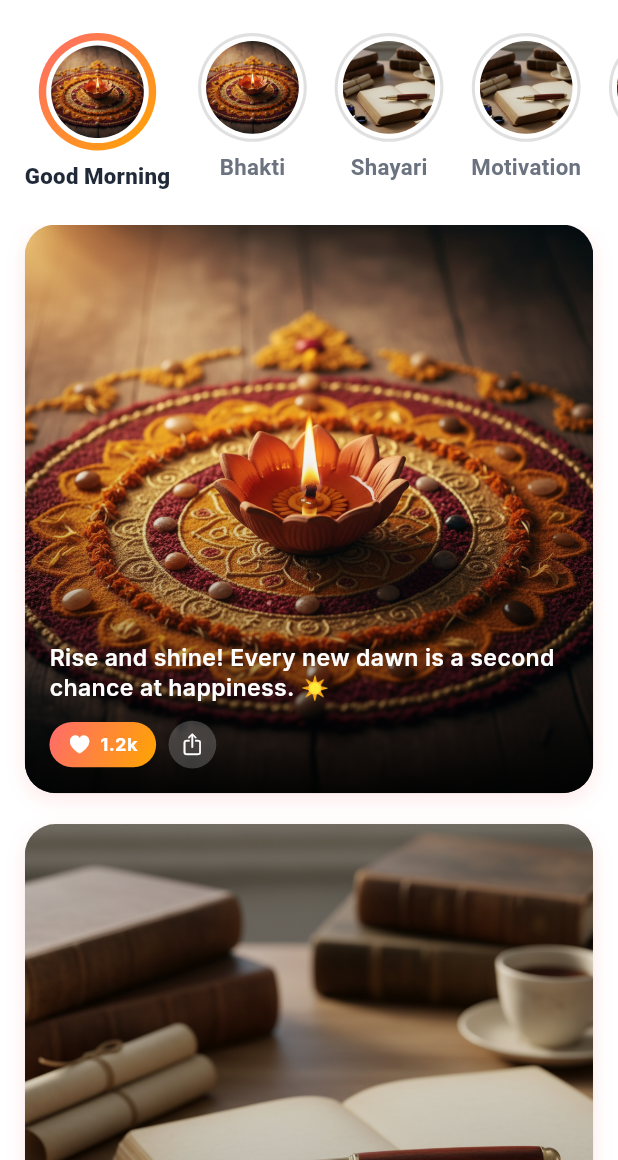
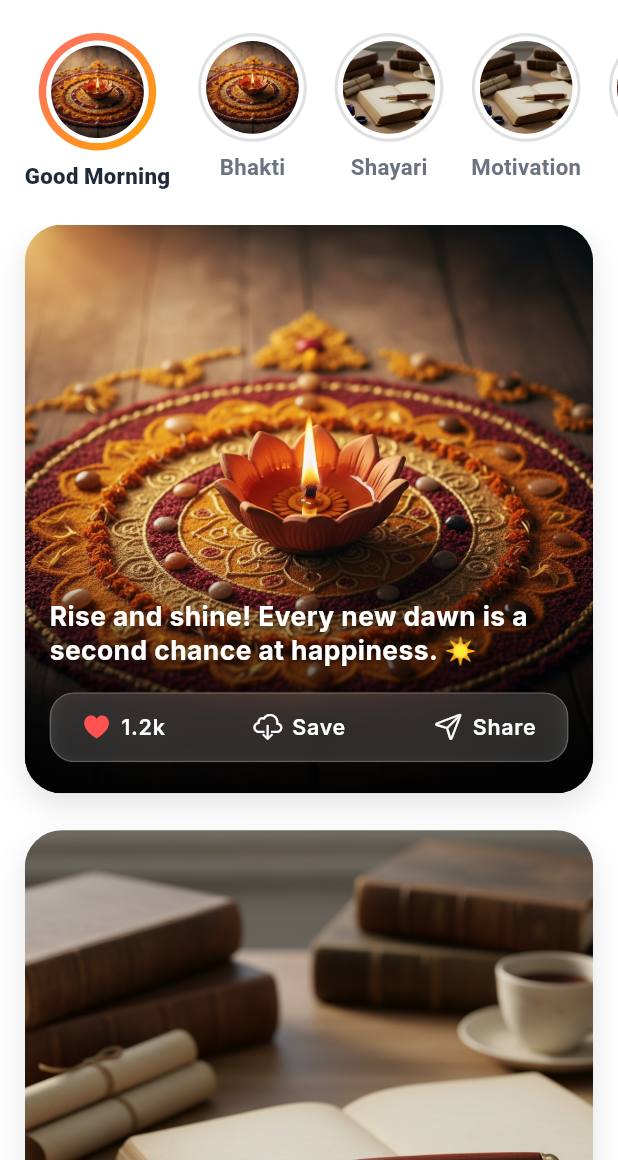
Before and after one commit to DikshikaD/StatusMaker, a Flutter app: the screen it shows after launch, on a phone screen of 412 x 824 dp, the part 76-1236 px from its top. Run offline on Flutter 3.47's test engine with Material 3 defaults, Android fonts, the phone set to English and light mode, and no system bars; our stand-ins replace google_fonts.

Commit message:
Refine `StatusCard` UI with glassmorphism effects and enhanced styling.
- **Visual Enhancements**:
    - Increased border radius and adjusted margins for a softer, more spacious card layout.
    - Updated shadows to a more subtle, deep black with increased blur.
    - Refined the background gradient overlay for better text legibility.
- **Typography**:
    - Increased font size and weight for the status content.
    - Added a subtle text shadow to improve contrast against variable backgrounds.
- **Action Bar**:
    - Replaced the simple action row with a glassmorphic footer using `BackdropFilter` (blur) and semi-transparent borders.
    - Refactored buttons into a modular `_buildActionButton` helper.
    - Added a "Save" action and updated icons to use `CupertinoIcons.cloud_download` and `CupertinoIcons.paperplane`.
    - Improved spacing and alignment within the action bar for a balanced look.

```diff
--- a/lib/widgets/status_card.dart
+++ b/lib/widgets/status_card.dart
@@ -1,5 +1,6 @@
 import 'package:flutter/material.dart';
 import 'package:flutter/cupertino.dart';
+import 'dart:ui';
 import '../data/models/status_model.dart';
 import '../core/utils/responsive_utils.dart';
 import '../core/constants/app_colors.dart';
@@ -12,22 +13,22 @@ class StatusCard extends StatelessWidget {
   @override
   Widget build(BuildContext context) {
     return Container(
-      margin: EdgeInsets.only(bottom: context.hp(2.5)),
+      margin: EdgeInsets.only(bottom: context.hp(3)),
       decoration: BoxDecoration(
-        borderRadius: BorderRadius.circular(context.wp(5)),
+        borderRadius: BorderRadius.circular(context.wp(6)),
         color: Colors.grey.shade200,
         boxShadow: [
           BoxShadow(
-            color: AppColors.primaryGradientStart.withOpacity(0.15),
-            blurRadius: 10,
-            offset: const Offset(0, 4),
+            color: Colors.black.withOpacity(0.1),
+            blurRadius: 15,
+            offset: const Offset(0, 8),
           ),
         ],
       ),
       child: ClipRRect(
-        borderRadius: BorderRadius.circular(context.wp(5)),
+        borderRadius: BorderRadius.circular(context.wp(6)),
         child: AspectRatio(
-          aspectRatio: 1, // Square card for a balanced ListView appearance
+          aspectRatio: 1,
           child: Stack(
             fit: StackFit.expand,
             children: [
@@ -43,10 +44,11 @@ class StatusCard extends StatelessWidget {
                       end: Alignment.bottomCenter,
                       colors: [
                         Colors.transparent,
-                        Colors.black.withOpacity(0.2),
-                        Colors.black.withOpacity(0.85),
+                        Colors.black.withOpacity(0.0),
+                        Colors.black.withOpacity(0.7),
+                        Colors.black.withOpacity(0.9),
                       ],
-                      stops: const [0.4, 0.75, 1.0],
+                      stops: const [0.4, 0.6, 0.85, 1.0],
                     ),
                   ),
                 ),
@@ -54,7 +56,7 @@ class StatusCard extends StatelessWidget {
               Positioned(
                 left: context.wp(4),
                 right: context.wp(4),
-                bottom: context.hp(2),
+                bottom: context.hp(2.5),
                 child: Column(
                   crossAxisAlignment: CrossAxisAlignment.start,
                   mainAxisSize: MainAxisSize.min,
@@ -65,38 +67,59 @@ class StatusCard extends StatelessWidget {
                       overflow: TextOverflow.ellipsis,
                       style: TextStyle(
                         color: Colors.white,
-                        fontSize: context.sp(14),
-                        fontWeight: FontWeight.w600,
+                        fontSize: context.sp(16),
+                        fontWeight: FontWeight.w700,
                         height: 1.3,
+                        letterSpacing: 0.3,
+                        shadows: [
+                          Shadow(
+                            color: Colors.black.withOpacity(0.4),
+                            offset: const Offset(0, 2),
+                            blurRadius: 4,
+                          ),
+                        ],
                       ),
                     ),
-                    SizedBox(height: context.hp(1.5)),
-                    Row(
-                      children: [
-                        Container(
-                          padding: EdgeInsets.symmetric(horizontal: context.wp(3), vertical: context.hp(0.8)),
+                    SizedBox(height: context.hp(2)),
+                    ClipRRect(
+                      borderRadius: BorderRadius.circular(context.wp(4)),
+                      child: BackdropFilter(
+                        filter: ImageFilter.blur(sigmaX: 12, sigmaY: 12),
+                        child: Container(
+                          padding: EdgeInsets.symmetric(horizontal: context.wp(5), vertical: context.hp(1.5)),
                           decoration: BoxDecoration(
-                            gradient: AppColors.primaryGradient,
+                            color: Colors.white.withOpacity(0.15),
                             borderRadius: BorderRadius.circular(context.wp(4)),
+                            border: Border.all(
+                              color: Colors.white.withOpacity(0.2),
+                              width: 1,
+                            ),
                           ),
                           child: Row(
+                            mainAxisAlignment: MainAxisAlignment.spaceBetween,
                             children: [
-                              Icon(CupertinoIcons.heart_fill, color: Colors.white, size: context.sp(14)),
-                              SizedBox(width: context.wp(1.5)),
-                              Text('1.2k', style: TextStyle(color: Colors.white, fontSize: context.sp(11), fontWeight: FontWeight.bold)),
+                              _buildActionButton(
+                                context,
+                                icon: CupertinoIcons.heart_fill,
+                                label: '1.2k',
+                                color: Colors.redAccent,
+                              ),
+                              _buildActionButton(
+                                context,
+                                icon: CupertinoIcons.cloud_download,
+                                label: 'Save',
+                                color: Colors.white,
+                              ),
+                              _buildActionButton(
+                                context,
+                                icon: CupertinoIcons.paperplane,
+                                label: 'Share',
+                                color: Colors.white,
+                              ),
                             ],
                           ),
                         ),
-                        SizedBox(width: context.wp(2)),
-                        Container(
-                          padding: EdgeInsets.all(context.wp(2)),
-                          decoration: BoxDecoration(
-                            color: Colors.white.withOpacity(0.2),
-                            shape: BoxShape.circle,
-                          ),
-                          child: Icon(CupertinoIcons.share, color: Colors.white, size: context.sp(14)),
-                        ),
-                      ],
+                      ),
                     ),
                   ],
                 ),
@@ -107,4 +130,23 @@ class StatusCard extends StatelessWidget {
       ),
     );
   }
+
+  Widget _buildActionButton(BuildContext context, {required IconData icon, required String label, required Color color}) {
+    return Row(
+      mainAxisSize: MainAxisSize.min,
+      children: [
+        Icon(icon, color: color, size: context.sp(18)),
+        SizedBox(width: context.wp(1.5)),
+        Text(
+          label,
+          style: TextStyle(
+            color: Colors.white,
+            fontWeight: FontWeight.w600,
+            fontSize: context.sp(13),
+            letterSpacing: 0.5,
+          ),
+        ),
+      ],
+    );
+  }
 }
```
